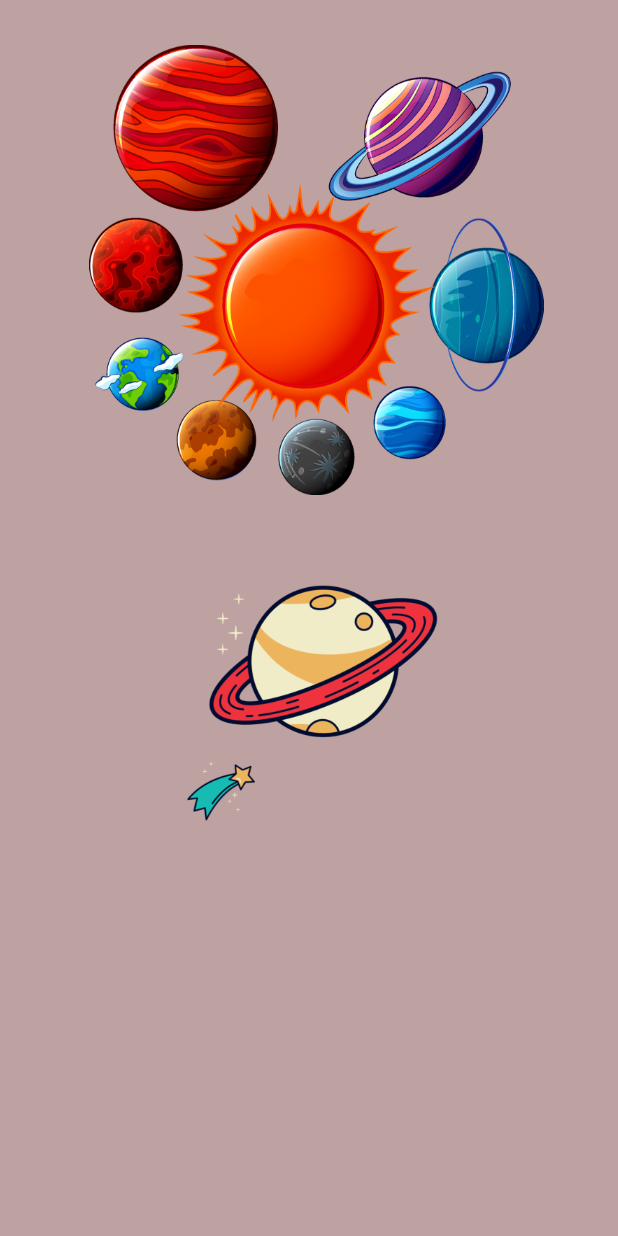
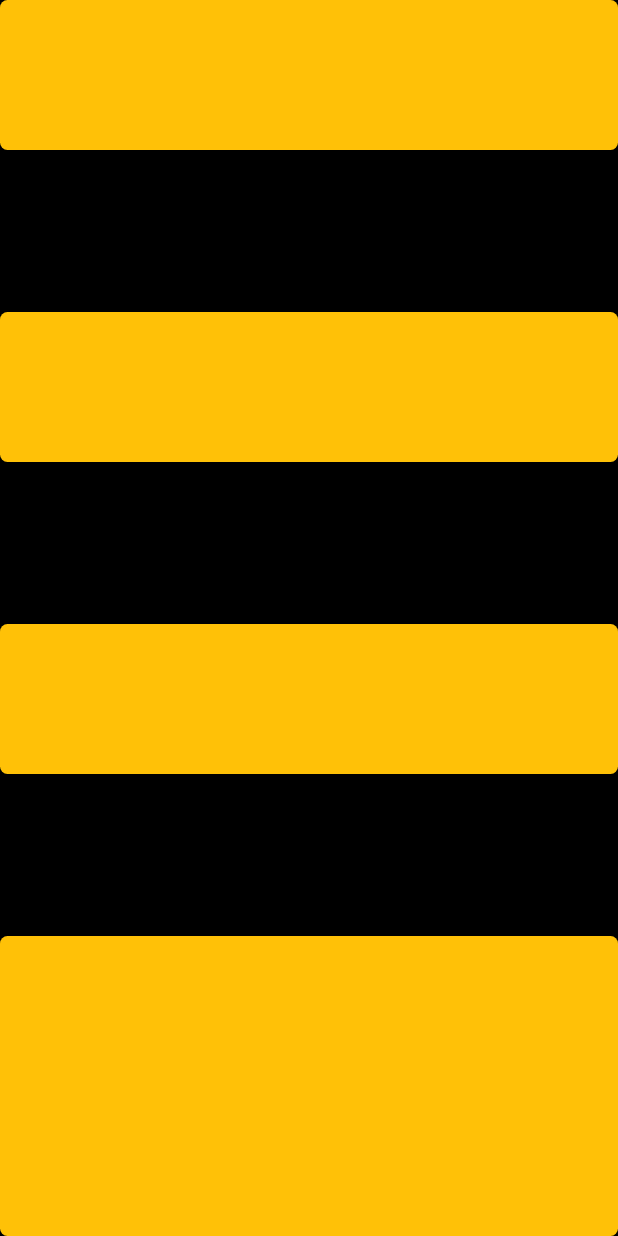
Before and after one commit to isharax9/Hello_Flutter, a Flutter app: the screen it shows after launch, on a phone screen of 412 x 824 dp. Run offline on Flutter 3.47's test engine with Material 2 defaults, Android fonts, the phone set to English and light mode, and no system bars.

Commit message:
first row design

```diff
--- a/lib/main.dart
+++ b/lib/main.dart
@@ -10,28 +10,41 @@ class MyApp extends StatelessWidget {
   @override
   Widget build(BuildContext context) {
     return MaterialApp(
-      home: Scaffold(
-        backgroundColor: const Color.fromARGB(255, 190, 161, 161),
-
-        body: Center(
-          child: Column(
+      debugShowCheckedModeBanner: false,
+      home:SafeArea(
+        child: Scaffold(
+          backgroundColor: Colors.black,
+          body: Column(
+            mainAxisAlignment: MainAxisAlignment.spaceBetween,
             children: [
-              Padding(
-                padding: const EdgeInsets.only(top: 30,left: 20,right: 10,bottom:30 ),
-                child: Image.asset(
-                  "assets/space1.png",
-                  height: 300,
+              Container(
+                height: 100,
+                width: double.infinity,
+                decoration: BoxDecoration(
+                  color: Colors.amber,borderRadius: BorderRadius.circular(5)
                 ),
               ),
-              const SizedBox(
-                width: 0.0,
-                height:5.0,
-                child: Card(child: Text('Hello World!')),
+              Container(
+                height: 100,
+                width: double.infinity,
+                decoration: BoxDecoration(
+                  color: Colors.amber,borderRadius: BorderRadius.circular(5)
+                ),
               ),
-              Image.asset(
-                "assets/space2.png",
+              Container(
+                height: 100,
+                width: double.infinity,
+                decoration: BoxDecoration(
+                  color: Colors.amber,borderRadius: BorderRadius.circular(5)
+                ),
+              ),
+              Container(
                 height: 200,
-              ),
+                width: double.infinity,
+                decoration: BoxDecoration(
+                  color: Colors.amber,borderRadius: BorderRadius.circular(5)
+                ),
+              )
             ],
           ),
         ),
```
